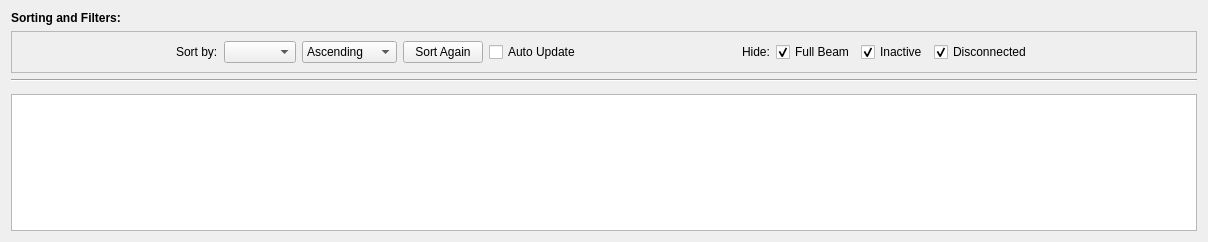
First picture: the form in preemptive_requests.ui, repository pcdshub/pmps-ui, before the edit.
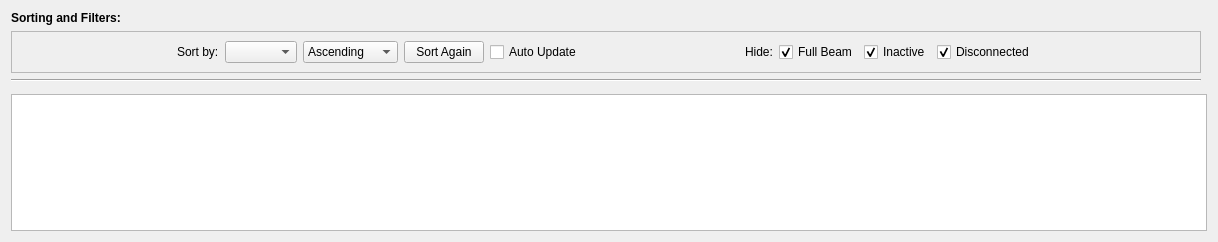
Second picture: the form after the edit. Custom widgets are drawn as their Qt base class.

Commit message: WIP: continued proliferation of SC switches to the pre-emptive requests page

What changed in the file:
```diff
--- a/preemptive_requests.ui
+++ b/preemptive_requests.ui
@@ -6,7 +6,7 @@
    <rect>
     <x>0</x>
     <y>0</y>
-    <width>1208</width>
+    <width>1218</width>
     <height>242</height>
    </rect>
   </property>
@@ -175,6 +175,12 @@
    </item>
    <item>
     <widget class="Line" name="line">
+     <property name="sizePolicy">
+      <sizepolicy hsizetype="Fixed" vsizetype="Fixed">
+       <horstretch>0</horstretch>
+       <verstretch>0</verstretch>
+      </sizepolicy>
+     </property>
      <property name="maximumSize">
       <size>
        <width>1190</width>
```
Left out of the diff: 5 changed lines with no effect on the pictures. The commit also changes 4 other files.
